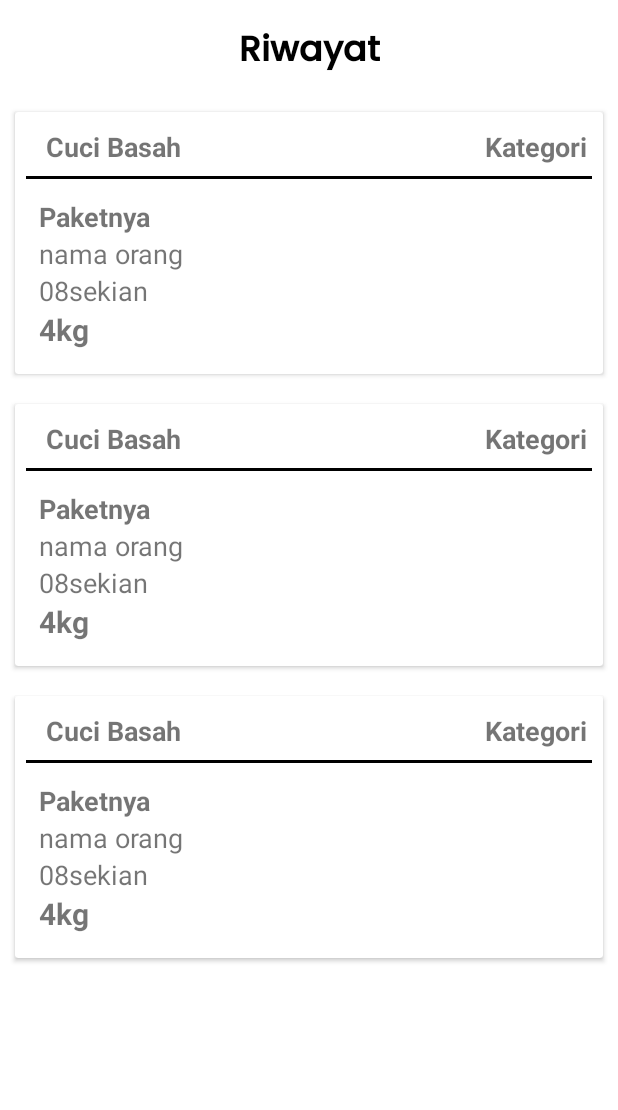
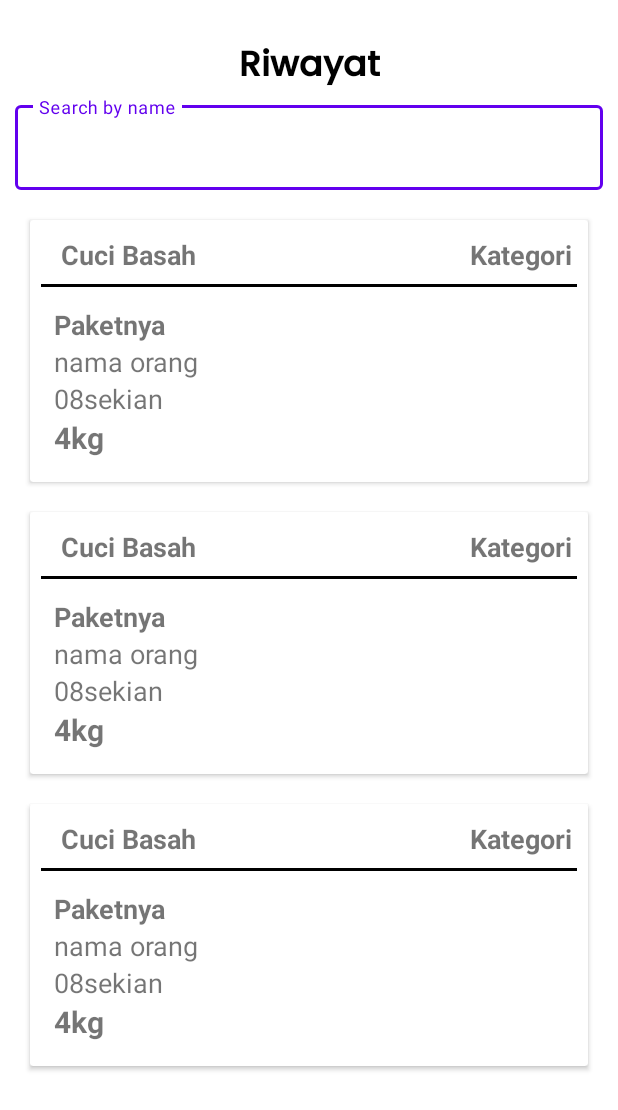
Before and after one commit to affanlst/MendadakLaundryAPP, an Android app: the layout fragment_history.xml on its own in the app's theme, with its tools: preview values and no code run, on a phone screen of 412 x 824 dp. Shown: the top 1110 px of the screen. Run offline under Robolectric (Android 15) with nearby library versions, the phone set to English and light mode, and no system bars.

Commit message:
Commit Feature History and Databse Renewal

```diff
--- a/app/src/main/java/com/laundry/mendadaklaundry/Adapter/AdapterRiwayat.kt
+++ b/app/src/main/java/com/laundry/mendadaklaundry/Adapter/AdapterRiwayat.kt
@@ -17,6 +17,7 @@ import com.laundry.mendadaklaundry.R
 class AdapterRiwayat ( private  val proses: ArrayList<RiwayatTb>,private val listener: AdapterRiwayat.OnAdapterListener)
     : RecyclerView.Adapter<AdapterRiwayat.ProsesViewHolder>() {
     class ProsesViewHolder(view: View) :  RecyclerView.ViewHolder(view) {
+//        val textTanggal: TextView = view.findViewById(R.id.txtTanggal)
         val cardHistory : CardView = view.findViewById(R.id.cardHistory)
         val textKtg: TextView = view.findViewById(R.id.textKategori)
         val textJenis : TextView = view.findViewById(R.id.textJenis)
@@ -35,6 +36,7 @@ class AdapterRiwayat ( private  val proses: ArrayList<RiwayatTb>,private val lis
 
     override fun onBindViewHolder(holder: ProsesViewHolder, position: Int) {
         val onProses = proses[position]
+//        holder.textTanggal.text = onProses.tanggal.toString()
         holder.textJenis.text = onProses.Jenis
         holder.textKtg.text = onProses.kategori
         holder.textName.text = onProses.name
--- a/app/src/main/java/com/laundry/mendadaklaundry/Database/RiwayatTb.kt
+++ b/app/src/main/java/com/laundry/mendadaklaundry/Database/RiwayatTb.kt
@@ -3,6 +3,7 @@ package com.laundry.mendadaklaundry.Database
 import androidx.room.ColumnInfo
 import androidx.room.Entity
 import androidx.room.PrimaryKey
+import java.time.LocalDate
 
 @Entity("RiwayatTb")
 data class RiwayatTb(
@@ -21,5 +22,7 @@ data class RiwayatTb(
     @ColumnInfo
     var kuantitas: Int,
     @ColumnInfo
-    var biaya: Int
+    var biaya: Int,
+    @ColumnInfo
+    var tanggal: LocalDate = LocalDate.now()
 )
--- a/app/src/main/java/com/laundry/mendadaklaundry/FragmentMenu/History.kt
+++ b/app/src/main/java/com/laundry/mendadaklaundry/FragmentMenu/History.kt
@@ -7,6 +7,7 @@ import android.view.LayoutInflater
 import android.view.View
 import android.view.ViewGroup
 import androidx.fragment.app.Fragment
+import androidx.lifecycle.lifecycleScope
 import androidx.recyclerview.widget.LinearLayoutManager
 import androidx.recyclerview.widget.RecyclerView
 import com.laundry.mendadaklaundry.Database.DatabaseBuilder
@@ -21,6 +22,8 @@ import com.laundryukurukur.adapter.AdapterOrder
 import com.laundryukurukur.adapter.AdapterRiwayat
 import kotlinx.coroutines.CoroutineScope
 import kotlinx.coroutines.Dispatchers
+import kotlinx.coroutines.Job
+import kotlinx.coroutines.delay
 import kotlinx.coroutines.launch
 import kotlinx.coroutines.withContext
 
@@ -54,6 +57,7 @@ class History : Fragment() {
                         .putExtra("paket",onProses.paket)
                         .putExtra("kuantitas",onProses.kuantitas)
                         .putExtra("harga",onProses.biaya)
+
                 )
             }
         })
@@ -71,7 +75,6 @@ class History : Fragment() {
             }
         }
     }
-
     override fun onCreateView(
         inflater: LayoutInflater, container: ViewGroup?,
         savedInstanceState: Bundle?
--- a/app/src/main/java/com/laundry/mendadaklaundry/MainActivity.kt
+++ b/app/src/main/java/com/laundry/mendadaklaundry/MainActivity.kt
@@ -3,11 +3,13 @@ package com.laundry.mendadaklaundry
 import androidx.appcompat.app.AppCompatActivity
 import android.os.Bundle
 import android.view.View
+import androidx.activity.viewModels
 import androidx.fragment.app.Fragment
 import com.laundry.mendadaklaundry.FragmentMenu.History
 import com.laundry.mendadaklaundry.FragmentMenu.Home
 import com.laundry.mendadaklaundry.FragmentMenu.Profile
 import com.laundry.mendadaklaundry.databinding.ActivityMainBinding
+
 
 class MainActivity : AppCompatActivity() {
     lateinit var binding : ActivityMainBinding
--- a/app/src/main/res/layout/cardviewhistory.xml
+++ b/app/src/main/res/layout/cardviewhistory.xml
@@ -28,6 +28,17 @@
                 android:layout_centerVertical="true"
                 android:layout_marginStart="10dp"
                 android:text="Cuci Basah"
+                android:textSize="18sp"
+                android:textStyle="bold" />
+            <TextView
+                android:id="@+id/txtTanggal"
+                android:layout_width="wrap_content"
+                android:layout_height="wrap_content"
+                android:layout_centerHorizontal="true"
+                android:layout_centerVertical="true"
+                android:layout_marginStart="10dp"
+                android:text=""
+                android:visibility="invisible"
                 android:textSize="18sp"
                 android:textStyle="bold" />
             <TextView
--- a/app/src/main/res/layout/fragment_history.xml
+++ b/app/src/main/res/layout/fragment_history.xml
@@ -2,6 +2,7 @@
 <RelativeLayout xmlns:android="http://schemas.android.com/apk/res/android"
     xmlns:tools="http://schemas.android.com/tools"
     android:layout_width="match_parent"
+    android:padding="10dp"
     android:layout_height="match_parent"
     >
     <TextView
@@ -16,12 +17,26 @@
         android:layout_marginTop="15dp"
         android:fontFamily="@font/poppinsmedium"
         />
+    <com.google.android.material.textfield.TextInputLayout
+        style="@style/Widget.MaterialComponents.TextInputLayout.OutlinedBox"
+        android:layout_width="match_parent"
+        android:id="@+id/FieldSearch"
+        android:layout_below="@id/proses"
+        android:layout_height="wrap_content"
+        android:hint="Search by name">
+
+        <com.google.android.material.textfield.TextInputEditText
+            android:id="@+id/et_search_name"
+            android:layout_width="match_parent"
+            android:layout_height="wrap_content" />
+
+    </com.google.android.material.textfield.TextInputLayout>
     <androidx.recyclerview.widget.RecyclerView
         android:id="@+id/historyRv"
         android:layout_marginTop="10dp"
         android:layout_width="match_parent"
         android:layout_height="match_parent"
         tools:listitem="@layout/cardviewhistory"
-        android:layout_below="@id/proses"
+        android:layout_below="@id/FieldSearch"
         />
 </RelativeLayout>
```
Also changed, not shown: app/src/main/java/com/laundry/mendadaklaundry/Database/RiwayatDao.kt (+18 -0 lines), app/src/main/java/com/laundry/mendadaklaundry/DetailRiwayat.kt (+16 -0 lines).
